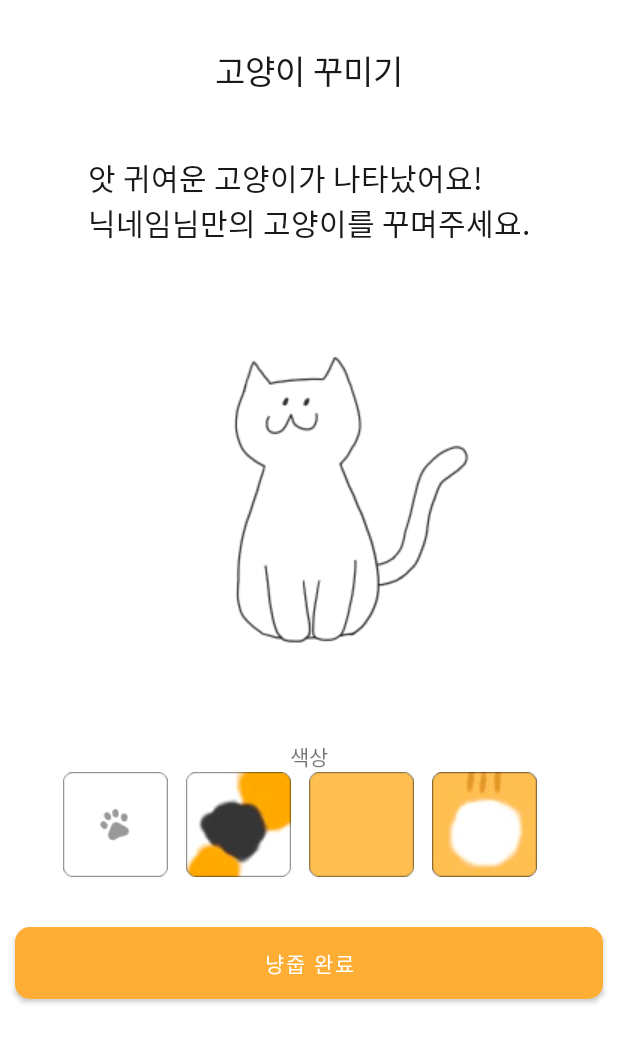
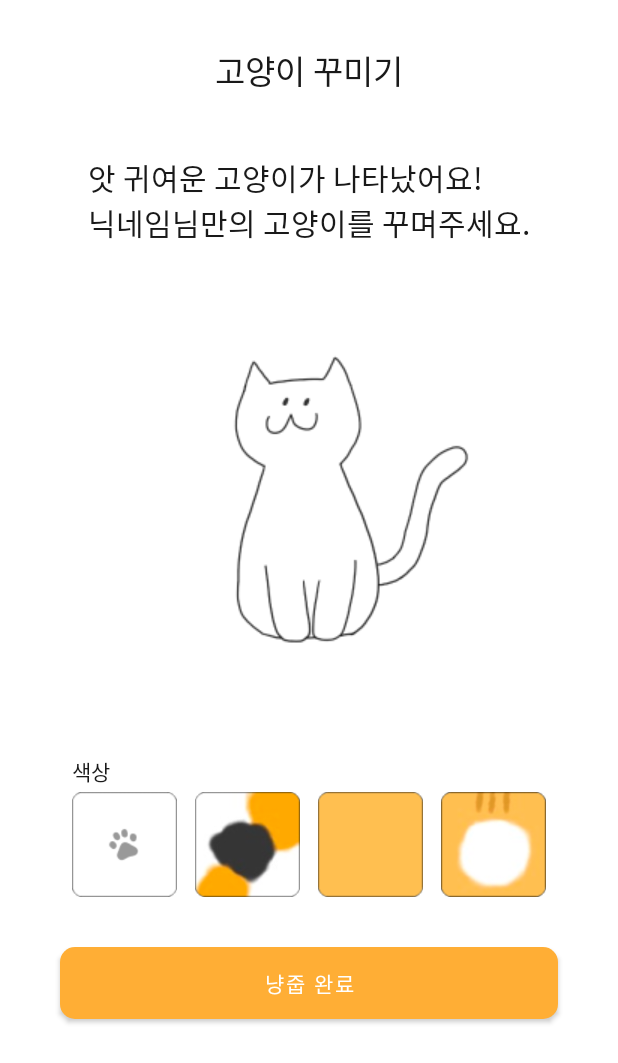
Before and after one commit to kmu-cat/2022-, an Android app: the DefaultCatSetting screen opened directly, with no data from a screen before it, on a phone screen of 412 x 824 dp. Shown: the top 1063 px of the screen. Run offline under Robolectric (Android 15) with nearby library versions, the phone set to English and light mode, and no system bars.

Commit message:
[Initial-Setting] chore. '냥줍 완료' 버튼 클릭 이벤트 추가 등
- '냥줍 완료' 버튼 클릭시 간단한 toast 메시지 나오도록 구현 (페이지 이동 보류)
- 페이지 내부 margin 임시 조정
- 테스트 코드 삭제 (Start.kt 파일)
- SettingBtn Style 조정 (marginRight -> marginHorizontal)

```diff
--- a/app/src/main/java/com/example/bori/DefaultCatSetting.kt
+++ b/app/src/main/java/com/example/bori/DefaultCatSetting.kt
@@ -1,10 +1,11 @@
 package com.example.bori
 
 import android.os.Bundle
-import android.os.PersistableBundle
 import android.view.View
+import android.widget.Button
 import android.widget.ImageButton
 import android.widget.ImageView
+import android.widget.Toast
 import androidx.appcompat.app.AppCompatActivity
 
 class DefaultCatSetting: AppCompatActivity(), View.OnClickListener {
@@ -33,6 +34,12 @@ class DefaultCatSetting: AppCompatActivity(), View.OnClickListener {
         btnCheese.setOnClickListener(this)
         btnSnowwhite.setOnClickListener(this)
         btnTiger.setOnClickListener(this)
+
+        var pickUpBtn = findViewById<Button>(R.id.pickUpBtn)
+
+        pickUpBtn.setOnClickListener {
+            Toast.makeText(this@DefaultCatSetting, "야옹~",Toast.LENGTH_SHORT).show()
+        }
     }
 
     override fun onClick(selected: View?) {
--- a/app/src/main/java/com/example/bori/Start.kt
+++ b/app/src/main/java/com/example/bori/Start.kt
@@ -20,9 +20,7 @@ class Start : AppCompatActivity(){
         val toLogin: TextView = findViewById(R.id.start_toLogin)
 
         toLogin.setOnClickListener {
-//            val intent = Intent(this, Login::class.java)
-//            startActivity(intent)
-            val intent = Intent(this, DefaultCatSetting::class.java)
+            val intent = Intent(this, Login::class.java)
             startActivity(intent)
         }
     }
--- a/app/src/main/res/layout/activity_defaultcatsetting.xml
+++ b/app/src/main/res/layout/activity_defaultcatsetting.xml
@@ -32,10 +32,19 @@
             android:layout_height="wrap_content"
             android:src="@drawable/cat_snowwhite" />
 
+        <LinearLayout
+            android:layout_width="wrap_content"
+            android:layout_height="wrap_content"
+            android:orientation="vertical">
+
             <TextView
                 android:layout_width="wrap_content"
                 android:layout_height="wrap_content"
-            android:text="색상" />
+                android:layout_marginLeft="6dp"
+                android:layout_marginTop="10dp"
+                android:layout_marginBottom="3.33dp"
+                android:text="색상"
+                android:textColor="@color/black" />
 
             <LinearLayout
                 android:layout_width="wrap_content"
@@ -63,11 +72,14 @@
                     android:src="@drawable/color_tiger" />
 
             </LinearLayout>
+        </LinearLayout>
+
 
         <Button
+            android:id="@+id/pickUpBtn"
             android:layout_width="match_parent"
             android:layout_height="wrap_content"
-            android:layout_marginHorizontal="10dp"
+            android:layout_marginHorizontal="40dp"
             android:layout_marginTop="33.33dp"
             android:background="@drawable/button_style"
             android:text="냥줍 완료" />
--- a/app/src/main/res/values/themes.xml
+++ b/app/src/main/res/values/themes.xml
@@ -18,7 +18,7 @@
     <style name="SettingBtn" parent="Widget.AppCompat.ImageButton">
         <item name="android:layout_width">70dp</item>
         <item name="android:layout_height">70dp</item>
-        <item name="android:layout_marginRight">12dp</item>
+        <item name="android:layout_marginHorizontal">6dp</item>
         <item name="android:background">@null</item>
         <item name="android:scaleType">centerInside</item>
         <item name="android:radius">10dp</item>
```
Lines whose indentation alone changed are shown as unchanged.
